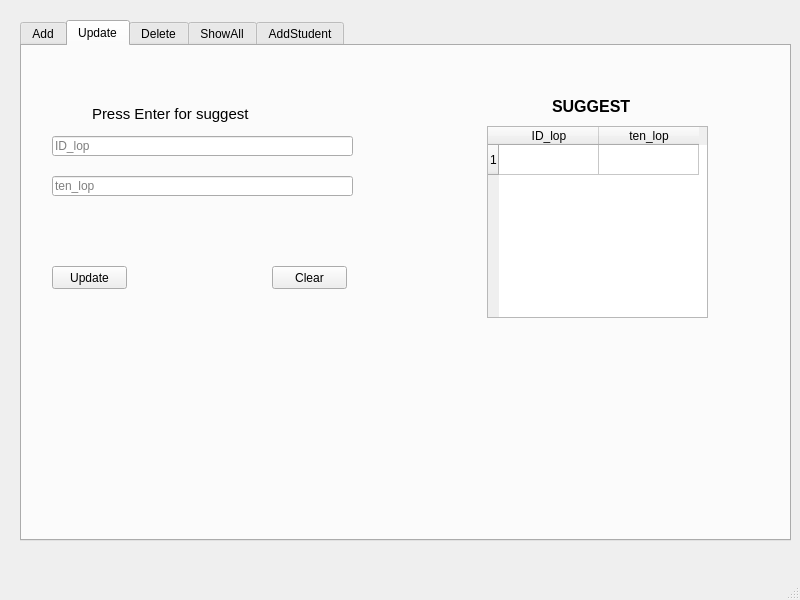
Before: the Qt Designer form app/view/HomeAdmin.ui in huynhngoanhthai/python_project, drawn with Qt 5.
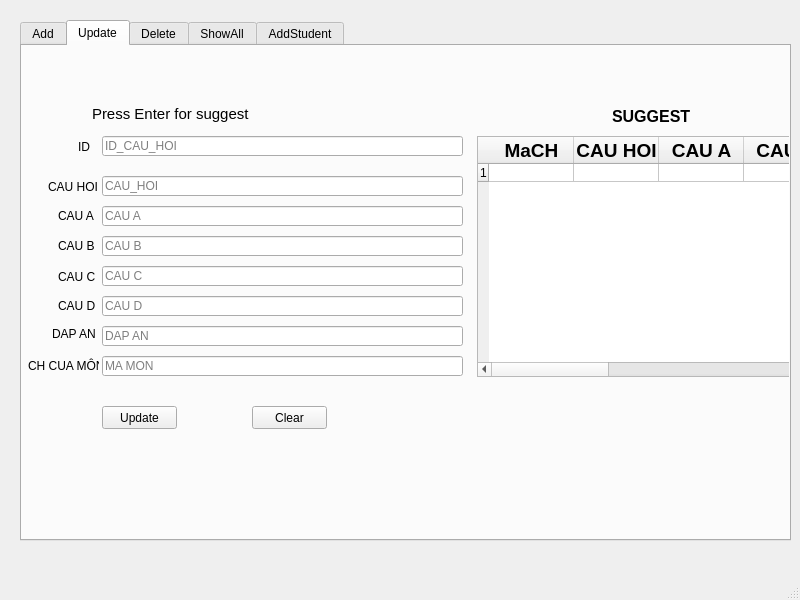
After: the same form once the commit is applied. The open tabs and pages were chosen to show the change.

```diff
--- a/app/view/HomeAdmin.ui
+++ b/app/view/HomeAdmin.ui
@@ -109,8 +109,8 @@
      <widget class="QPushButton" name="UpdateClass">
       <property name="geometry">
        <rect>
-        <x>30</x>
-        <y>220</y>
+        <x>80</x>
+        <y>360</y>
         <width>75</width>
         <height>23</height>
        </rect>
@@ -122,8 +122,8 @@
      <widget class="QPushButton" name="Clear_update">
       <property name="geometry">
        <rect>
-        <x>250</x>
-        <y>220</y>
+        <x>230</x>
+        <y>360</y>
         <width>75</width>
         <height>23</height>
        </rect>
@@ -135,15 +135,33 @@
      <widget class="QTableWidget" name="Suggest">
       <property name="geometry">
        <rect>
-        <x>465</x>
-        <y>80</y>
-        <width>221</width>
-        <height>192</height>
+        <x>455</x>
+        <y>90</y>
+        <width>341</width>
+        <height>241</height>
        </rect>
       </property>
+      <property name="minimumSize">
+       <size>
+        <width>10</width>
+        <height>20</height>
+       </size>
+      </property>
       <property name="layoutDirection">
        <enum>Qt::LeftToRight</enum>
       </property>
+      <property name="autoScrollMargin">
+       <number>16</number>
+      </property>
+      <attribute name="horizontalHeaderDefaultSectionSize">
+       <number>85</number>
+      </attribute>
+      <attribute name="horizontalHeaderMinimumSectionSize">
+       <number>24</number>
+      </attribute>
+      <attribute name="verticalHeaderDefaultSectionSize">
+       <number>1</number>
+      </attribute>
       <row>
        <property name="text">
         <string>1</string>
@@ -151,46 +169,119 @@
       </row>
       <column>
        <property name="text">
-        <string>ID_lop</string>
+        <string>MaCH</string>
        </property>
+       <property name="font">
+        <font>
+         <pointsize>14</pointsize>
+         <weight>75</weight>
+         <bold>true</bold>
+        </font>
+       </property>
       </column>
       <column>
        <property name="text">
-        <string>ten_lop</string>
+        <string>CAU HOI</string>
+       </property>
+       <property name="font">
+        <font>
+         <pointsize>14</pointsize>
+         <weight>75</weight>
+         <bold>true</bold>
+        </font>
+       </property>
+      </column>
+      <column>
+       <property name="text">
+        <string>CAU A</string>
+       </property>
+       <property name="font">
+        <font>
+         <pointsize>14</pointsize>
+         <weight>75</weight>
+         <bold>true</bold>
+        </font>
+       </property>
+      </column>
+      <column>
+       <property name="text">
+        <string>CAU B</string>
+       </property>
+       <property name="font">
+        <font>
+         <pointsize>14</pointsize>
+         <weight>75</weight>
+         <bold>true</bold>
+        </font>
+       </property>
+      </column>
+      <column>
+       <property name="text">
+        <string>CAU C</string>
+       </property>
+       <property name="font">
+        <font>
+         <pointsize>14</pointsize>
+         <weight>75</weight>
+         <bold>true</bold>
+        </font>
+       </property>
+      </column>
+      <column>
+       <property name="text">
+        <string>CAU D</string>
+       </property>
+       <property name="font">
+        <font>
+         <pointsize>14</pointsize>
+         <weight>75</weight>
+         <bold>true</bold>
+        </font>
+       </property>
+      </column>
+      <column>
+       <property name="text">
+        <string>DAP AN</string>
+       </property>
+       <property name="font">
+        <font>
+         <pointsize>14</pointsize>
+         <weight>75</weight>
+         <bold>true</bold>
+        </font>
+       </property>
+      </column>
+      <column>
+       <property name="text">
+        <string>MaMH</string>
+       </property>
+       <property name="font">
+        <font>
+         <pointsize>14</pointsize>
+         <weight>75</weight>
+         <bold>true</bold>
+        </font>
        </property>
       </column>
      </widget>
      <widget class="QLineEdit" name="ID_lop_update">
       <property name="geometry">
        <rect>
-        <x>30</x>
+        <x>80</x>
         <y>90</y>
-        <width>301</width>
+        <width>361</width>
         <height>20</height>
        </rect>
       </property>
       <property name="placeholderText">
-       <string>ID_lop</string>
-      </property>
-     </widget>
-     <widget class="QLineEdit" name="ten_lop_update">
-      <property name="geometry">
-       <rect>
-        <x>30</x>
-        <y>130</y>
-        <width>301</width>
-        <height>20</height>
-       </rect>
-      </property>
-      <property name="placeholderText">
-       <string>ten_lop</string>
+       <string>ID_CAU_HOI</string>
       </property>
      </widget>
      <widget class="QLabel" name="label">
       <property name="geometry">
        <rect>
-        <x>530</x>
-        <y>50</y>
+        <x>590</x>
+        <y>60</y>
         <width>161</width>
         <height>20</height>
        </rect>
@@ -227,6 +318,201 @@
        <string>Press Enter for suggest</string>
       </property>
      </widget>
+     <widget class="QLineEdit" name="QLineAAnswer_3">
+      <property name="geometry">
+       <rect>
+        <x>80</x>
+        <y>280</y>
+        <width>361</width>
+        <height>20</height>
+       </rect>
+      </property>
+      <property name="placeholderText">
+       <string>DAP AN</string>
+      </property>
+     </widget>
+     <widget class="QLineEdit" name="QLineAQuestion_3">
+      <property name="geometry">
+       <rect>
+        <x>80</x>
+        <y>130</y>
+        <width>361</width>
+        <height>20</height>
+       </rect>
+      </property>
+      <property name="placeholderText">
+       <string>CAU_HOI</string>
+      </property>
+     </widget>
+     <widget class="QLabel" name="label_25">
+      <property name="geometry">
+       <rect>
+        <x>26</x>
+        <y>130</y>
+        <width>51</width>
+        <height>21</height>
+       </rect>
+      </property>
+      <property name="text">
+       <string>CAU HOI</string>
+      </property>
+     </widget>
+     <widget class="QLineEdit" name="QLineAOPA_3">
+      <property name="geometry">
+       <rect>
+        <x>80</x>
+        <y>160</y>
+        <width>361</width>
+        <height>20</height>
+       </rect>
+      </property>
+      <property name="placeholderText">
+       <string>CAU A</string>
+      </property>
+     </widget>
+     <widget class="QLabel" name="label_26">
+      <property name="geometry">
+       <rect>
+        <x>36</x>
+        <y>190</y>
+        <width>41</width>
+        <height>20</height>
+       </rect>
+      </property>
+      <property name="text">
+       <string>CAU B</string>
+      </property>
+     </widget>
+     <widget class="QLabel" name="label_27">
+      <property name="geometry">
+       <rect>
+        <x>36</x>
+        <y>250</y>
+        <width>41</width>
+        <height>20</height>
+       </rect>
+      </property>
+      <property name="text">
+       <string>CAU D</string>
+      </property>
+     </widget>
+     <widget class="QLineEdit" name="QLineAOPD_3">
+      <property name="geometry">
+       <rect>
+        <x>80</x>
+        <y>250</y>
+        <width>361</width>
+        <height>20</height>
+       </rect>
+      </property>
+      <property name="placeholderText">
+       <string>CAU D</string>
+      </property>
+     </widget>
+     <widget class="QLineEdit" name="QLineAOPB_3">
+      <property name="geometry">
+       <rect>
+        <x>80</x>
+        <y>190</y>
+        <width>361</width>
+        <height>20</height>
+       </rect>
+      </property>
+      <property name="placeholderText">
+       <string>CAU B</string>
+      </property>
+     </widget>
+     <widget class="QLineEdit" name="QLineAMaMH_3">
+      <property name="geometry">
+       <rect>
+        <x>80</x>
+        <y>310</y>
+        <width>361</width>
+        <height>20</height>
+       </rect>
+      </property>
+      <property name="placeholderText">
+       <string>MA MON</string>
+      </property>
+     </widget>
+     <widget class="QLineEdit" name="QLineAOPC_3">
+      <property name="geometry">
+       <rect>
+        <x>80</x>
+        <y>220</y>
+        <width>361</width>
+        <height>20</height>
+       </rect>
+      </property>
+      <property name="placeholderText">
+       <string>CAU C</string>
+      </property>
+     </widget>
+     <widget class="QLabel" name="label_28">
+      <property name="geometry">
+       <rect>
+        <x>36</x>
+        <y>160</y>
+        <width>41</width>
+        <height>20</height>
+       </rect>
+      </property>
+      <property name="text">
+       <string>CAU A</string>
+      </property>
+     </widget>
+     <widget class="QLabel" name="label_29">
+      <property name="geometry">
+       <rect>
+        <x>30</x>
+        <y>280</y>
+        <width>47</width>
+        <height>16</height>
+       </rect>
+      </property>
+      <property name="text">
+       <string>DAP AN</string>
+      </property>
+     </widget>
+     <widget class="QLabel" name="label_30">
+      <property name="geometry">
+       <rect>
+        <x>6</x>
+        <y>310</y>
+        <width>71</width>
+        <height>20</height>
+       </rect>
+      </property>
+      <property name="text">
+       <string>CH CUA MÔN</string>
+      </property>
+     </widget>
+     <widget class="QLabel" name="label_31">
+      <property name="geometry">
+       <rect>
+        <x>36</x>
+        <y>220</y>
+        <width>41</width>
+        <height>21</height>
+       </rect>
+      </property>
+      <property name="text">
+       <string>CAU C</string>
+      </property>
+     </widget>
+     <widget class="QLabel" name="label_32">
+      <property name="geometry">
+       <rect>
+        <x>56</x>
+        <y>90</y>
+        <width>21</width>
+        <height>21</height>
+       </rect>
+      </property>
+      <property name="text">
+       <string>ID</string>
+      </property>
+     </widget>
     </widget>
     <widget class="QWidget" name="Delete">
      <attribute name="title">
```
Left out of the diff: 268 changed lines with no effect on the pictures.
